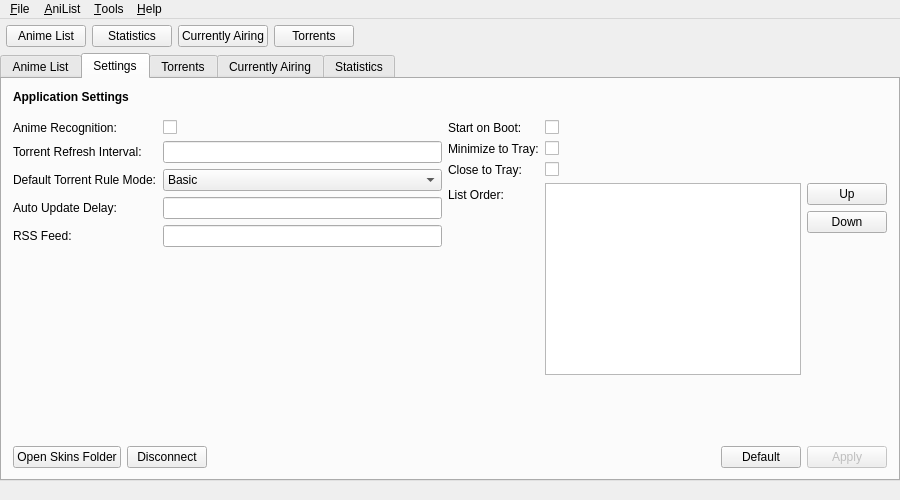
Old version of the form src/gui/mainwindow.ui in the repository killmaster/Shinjiru.
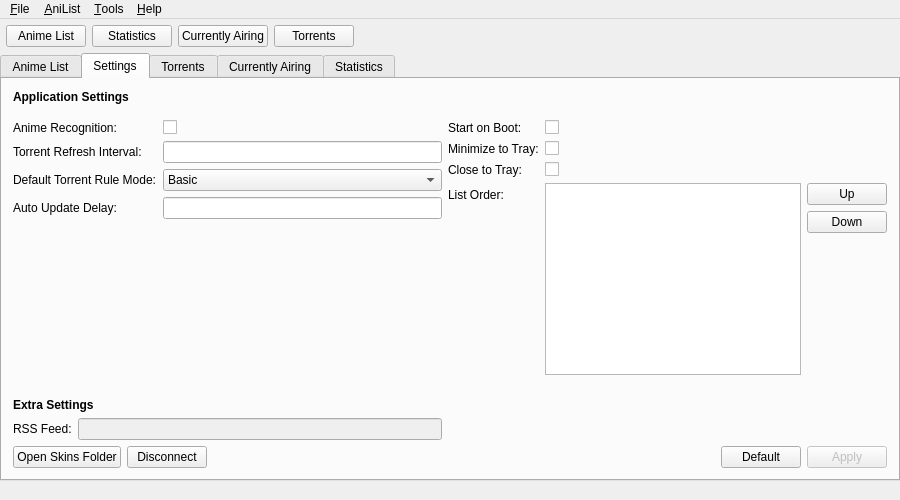
New version of the form. The open tabs and pages were chosen to show the change.

What changed in the file:
```diff
--- a/src/gui/mainwindow.ui
+++ b/src/gui/mainwindow.ui
@@ -303,16 +303,6 @@
             <item row="3" column="1">
              <widget class="QLineEdit" name="autoUpdateDelayLineEdit"/>
             </item>
-            <item row="4" column="0">
-             <widget class="QLabel" name="rSSFeedLabel">
-              <property name="text">
-               <string>RSS Feed:</string>
-              </property>
-             </widget>
-            </item>
-            <item row="4" column="1">
-             <widget class="QLineEdit" name="rSSFeedLineEdit"/>
-            </item>
            </layout>
           </item>
           <item>
@@ -328,6 +318,37 @@
             </property>
            </spacer>
           </item>
+          <item>
+           <widget class="QLabel" name="label_3">
+            <property name="font">
+             <font>
+              <weight>75</weight>
+              <bold>true</bold>
+             </font>
+            </property>
+            <property name="text">
+             <string>Extra Settings</string>
+            </property>
+           </widget>
+          </item>
+          <item>
+           <layout class="QFormLayout" name="formLayout_5">
+            <item row="0" column="0">
+             <widget class="QLabel" name="rSSFeedLabel">
+              <property name="text">
+               <string>RSS Feed:</string>
+              </property>
+             </widget>
+            </item>
+            <item row="0" column="1">
+             <widget class="QLineEdit" name="rSSFeedLineEdit">
+              <property name="enabled">
+               <bool>false</bool>
+              </property>
+             </widget>
+            </item>
+           </layout>
+          </item>
           <item>
            <layout class="QHBoxLayout" name="horizontalLayout_4">
             <item>
```
Left out of the diff: 2 changed lines with no effect on the pictures.
